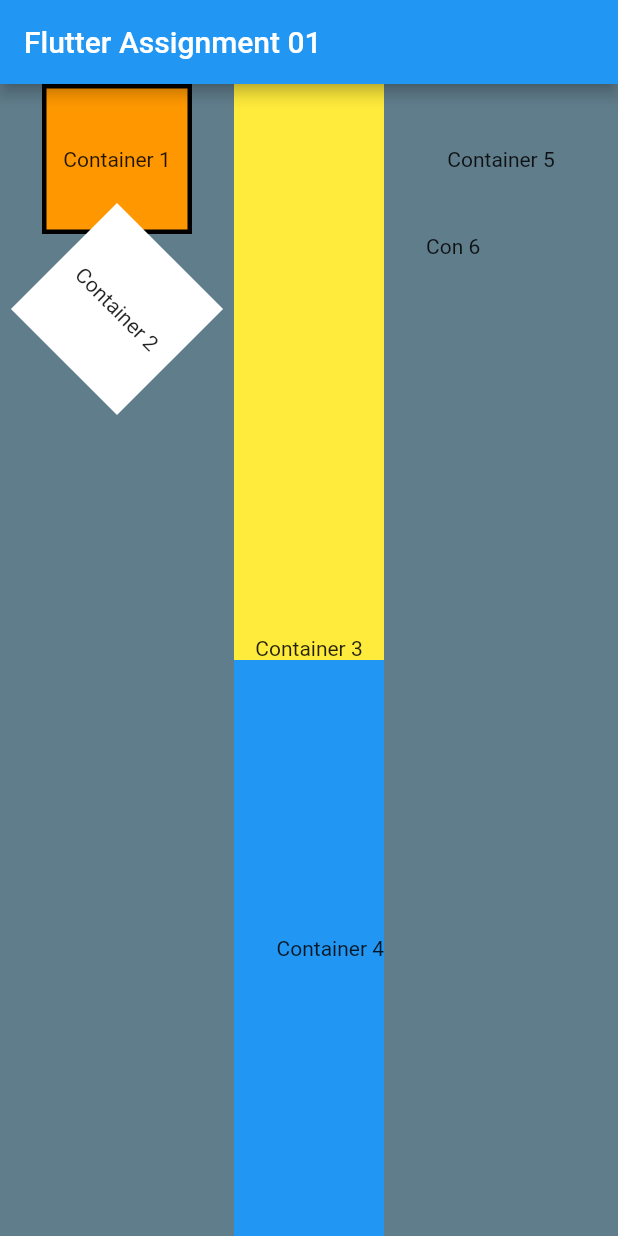
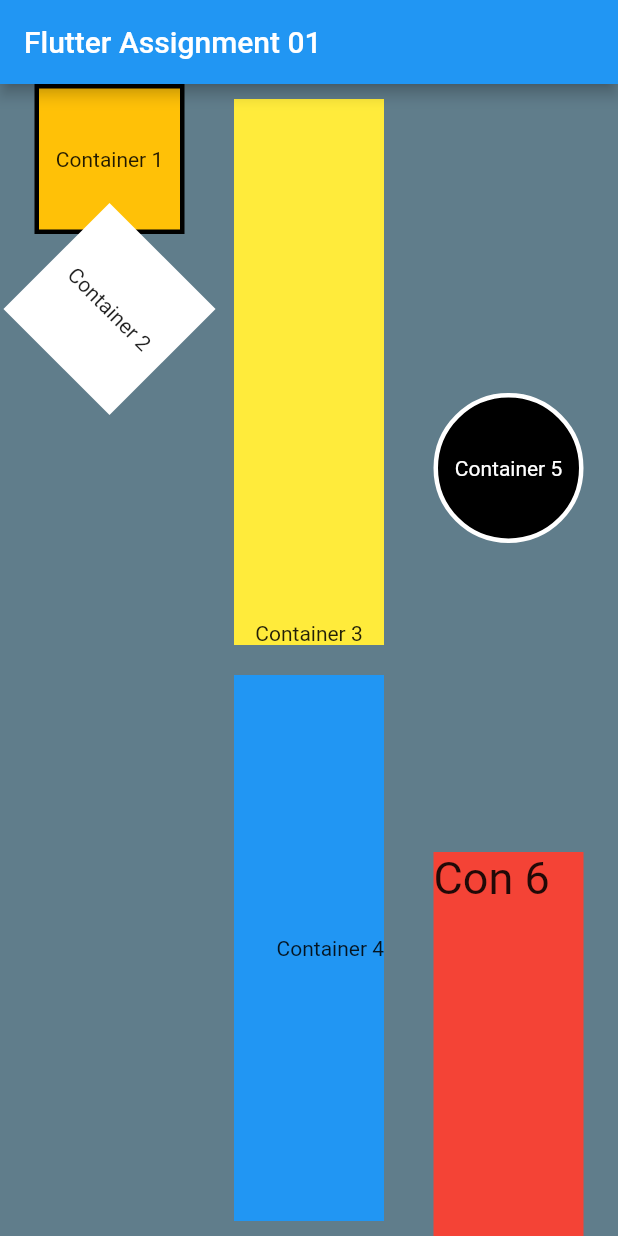
Before and after one commit to Ututu222/FlutterApp01_DanielGibeau, a Flutter app: the screen it shows after launch, on a phone screen of 412 x 824 dp. Run offline on Flutter 3.47's test engine with Material 2 defaults, Android fonts, the phone set to English and light mode, and no system bars.

Commit message:
Finished styling other half

```diff
--- a/lib/main.dart
+++ b/lib/main.dart
@@ -76,7 +76,7 @@ class _MyHomePageState extends State<MyHomePage> {
               children: [
                 Container(
                   decoration: BoxDecoration(
-                    color: Colors.orange,
+                    color: Colors.amber,
                     border: Border.all(
                       width: 3.0,
                       color: Colors.black,
@@ -115,6 +115,7 @@ class _MyHomePageState extends State<MyHomePage> {
                     decoration: BoxDecoration(color: Colors.yellow),
                     height: 100.0,
                     width: 100.0,
+                    margin: EdgeInsets.all(10.0),
                     child: Align(
                       alignment: Alignment.bottomCenter,
                       child: Text(
@@ -129,6 +130,7 @@ class _MyHomePageState extends State<MyHomePage> {
                     color: Colors.blue,
                     height: 100.0,
                     width: 100.0,
+                    margin: EdgeInsets.all(10.0),
                     child: Align(
                       alignment: Alignment.centerRight,
                       child: Text(
@@ -141,20 +143,39 @@ class _MyHomePageState extends State<MyHomePage> {
             ),
             Column(
               children: [
-                Container(
+                Expanded(
+                  flex: 2,
+                  child: Container(
+                    decoration: BoxDecoration(
+                      shape: BoxShape.circle,
+                      color: Colors.black,
+                      border: Border.all(
+                        color: Colors.white,
+                        width: 3.0,
+                      ),
+                    ),
                     height: 100.0,
                     width: 100.0,
                     child: Center(
                       child: Text(
                         "Container 5",
+                        style: TextStyle(color: Colors.white),
                       ),
                     ),
                   ),
-                Container(
+                ),
+                Expanded(
+                  flex: 1,
+                  child: Container(
+                    color: Colors.red,
                     height: 100.0,
                     width: 100.0,
                     child: Text(
                       "Con 6",
+                      style: TextStyle(
+                        fontSize: 30.0,
+                      ),
+                    ),
                   ),
                 ),
               ],
```
Lines whose indentation alone changed are shown as unchanged.
